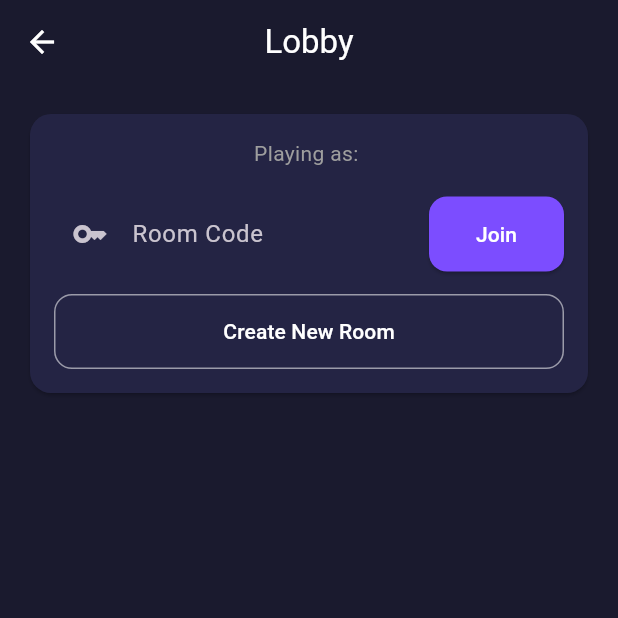
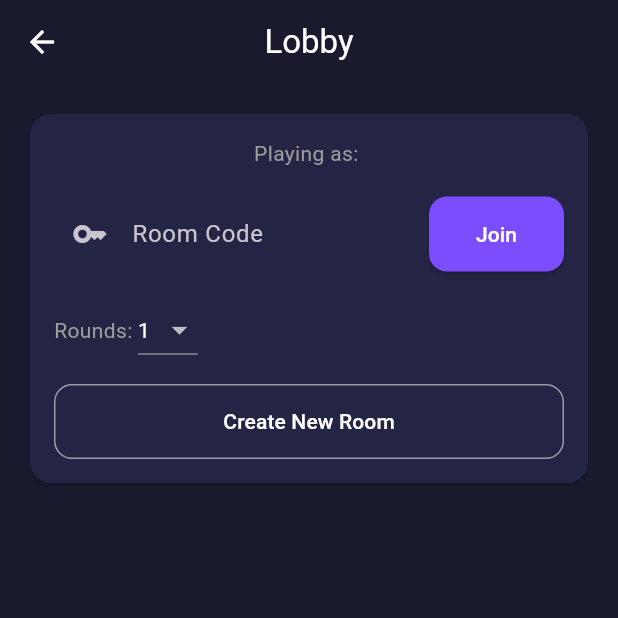
Before and after one commit to CM71103/Master-Bluffer, a Flutter app: the LobbyScreen screen opened by its route, on a phone screen of 412 x 824 dp, the top half of it. Run offline on Flutter 3.47's test engine with Material 3 defaults, Android fonts, the phone set to English and light mode, and no system bars; our stand-ins replace cloud_firestore, firebase_auth, firebase_core, flutter_local_notifications, google_sign_in, socket_io_client; accounts and stored records are empty; network calls fail.

Commit message:
Add dynamic rounds selector and multi-round scoreboard

```diff
--- a/bluff_master/lib/screens/lobby_screen.dart
+++ b/bluff_master/lib/screens/lobby_screen.dart
@@ -26,6 +26,7 @@ class _LobbyScreenState extends State<LobbyScreen> {
   bool _connecting = false;
   String? _error;
   Timer? _roomRequestTimer;
+  int _rounds = 1;
 
   String get _playerName {
     final user = FirebaseAuth.instance.currentUser;
@@ -173,7 +174,7 @@ class _LobbyScreenState extends State<LobbyScreen> {
   Future<void> _createRoom() async {
     if (!await _connectForRoom()) return;
     _beginRoomRequest('Creating room...');
-    _socket.createRoom(_playerName, uid: FirebaseAuth.instance.currentUser?.uid);
+    _socket.createRoom(_playerName, uid: FirebaseAuth.instance.currentUser?.uid, rounds: _rounds);
   }
 
   Future<void> _joinRoom() async {
@@ -294,6 +295,21 @@ class _LobbyScreenState extends State<LobbyScreen> {
                           ],
                         ),
                         const SizedBox(height: 12),
+                        Row(
+                          children: [
+                            const Text('Rounds: ', style: TextStyle(color: Colors.grey)),
+                            DropdownButton<int>(
+                              value: _rounds,
+                              dropdownColor: Colors.grey.shade900,
+                              style: const TextStyle(color: Colors.white),
+                              items: List.generate(10, (i) => i + 1)
+                                  .map((n) => DropdownMenuItem(value: n, child: Text('$n')))
+                                  .toList(),
+                              onChanged: (v) => setState(() => _rounds = v ?? 1),
+                            ),
+                          ],
+                        ),
+                        const SizedBox(height: 12),
                         OutlinedButton(
                             onPressed: _connecting ? null : _createRoom,
                             child: const Text('Create New Room')),
--- a/bluff_master/lib/services/socket_service.dart
+++ b/bluff_master/lib/services/socket_service.dart
@@ -82,8 +82,8 @@ class SocketService{
 
   //client->server Actions
 
-  void createRoom(String playerName,{String? uid}){
-    _socket?.emit('create_room',{'playerName':playerName,'uid':uid});
+  void createRoom(String playerName,{String? uid,int rounds=1}){
+    _socket?.emit('create_room',{'playerName':playerName,'uid':uid,'rounds':rounds});
   }
   // here string used is create_room so on server(node.js) also must listen with same string
 
@@ -189,6 +189,11 @@ class SocketService{
     _socket?.on('room_reset',(data)=>cb(data as Map));
   }
 
+  void onGameOver(Function(Map) cb){
+    _socket?.off('game_over');
+    _socket?.on('game_over',(data)=>cb(data as Map));
+  }
+
 
 
 }
```
Also changed, not shown: bluff_master/lib/screens/game_screen.dart (+75 -0 lines), 1 other file.
